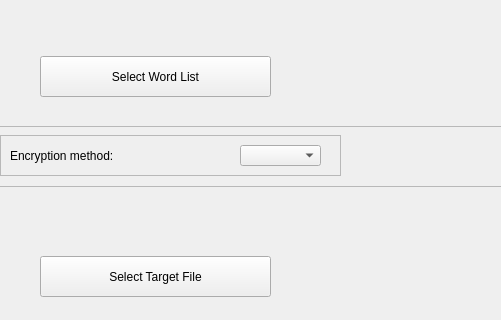
First picture: the form in mainwindow.ui, repository kralloie/shahnagraem, before the edit; both pictures show x 0 to 501 and y 154 to 474 of the 790 by 644 pixel window.
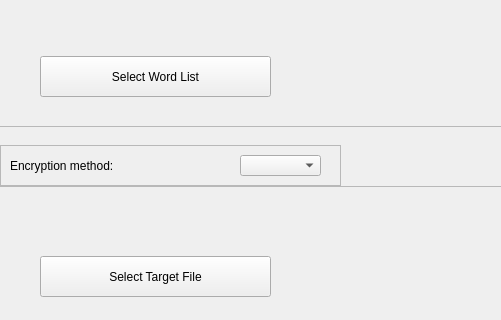
Second picture: the form after the edit. Icons and pictures are not drawn.

Commit message: Removed style sheets from .ui and added them on .qss

Diff of the .ui file:
```diff
--- a/mainwindow.ui
+++ b/mainwindow.ui
@@ -339,7 +339,7 @@
      <property name="geometry">
       <rect>
        <x>20</x>
-       <y>310</y>
+       <y>320</y>
        <width>341</width>
        <height>41</height>
       </rect>
```
Left out of the diff: 8 changed lines with no effect on the pictures.
